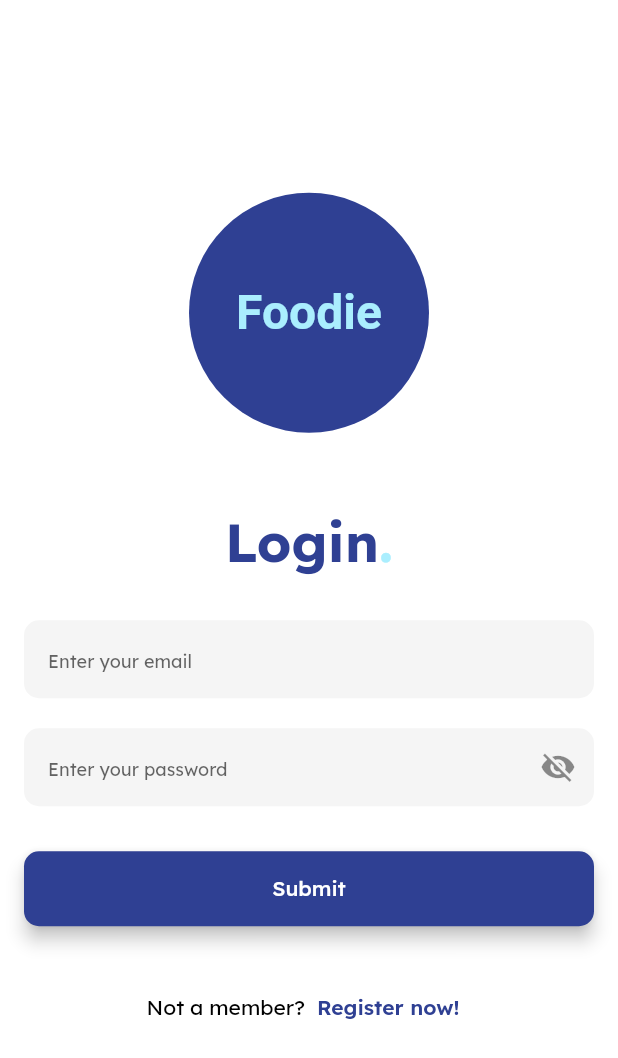
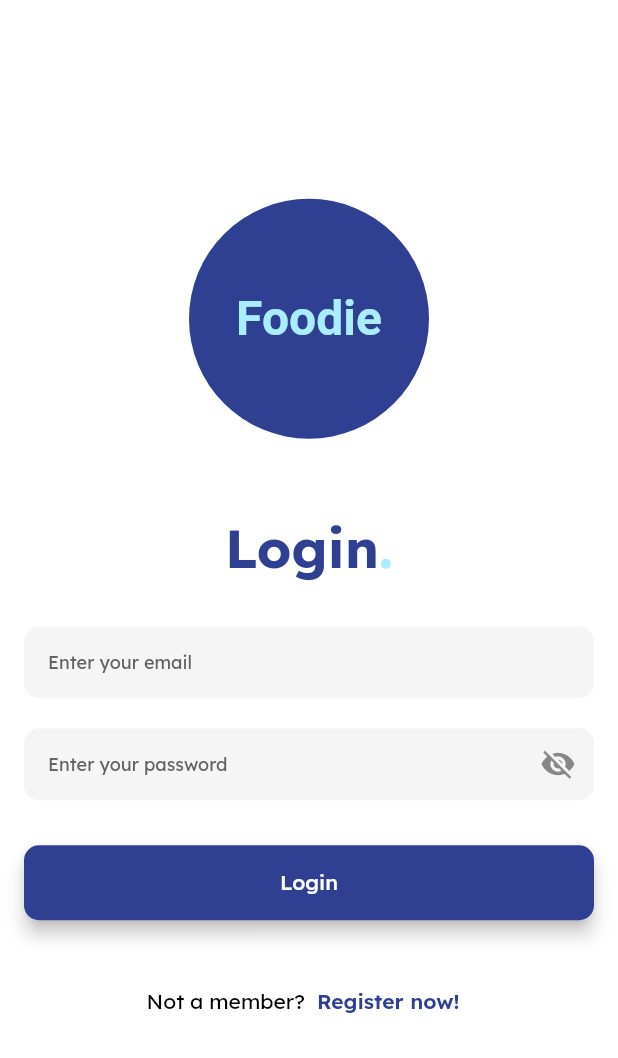
Before and after one commit to Naveenchand06/Food-App, a Flutter app: the screen it shows after launch, on a phone screen of 412 x 824 dp. Shown: the top 1058 px of the screen. Run offline on Flutter 3.47's test engine with Material 2 defaults, Android fonts, the phone set to English and light mode, and no system bars; our stand-ins replace cloud_firestore, firebase_auth, firebase_core, google_fonts, hooks_riverpod; accounts and stored records are empty.

Commit message:
Authentication Part Done

```diff
--- a/lib/app/common/loading_provider.dart
+++ b/lib/app/common/providers/loading_provider.dart
@@ -3,6 +3,5 @@ import 'package:hooks_riverpod/hooks_riverpod.dart';
 
 final isLoadingProvider = Provider<bool>((ref) {
   final authState = ref.watch(authStateProvider);
-
   return authState.isLoading;
 });
--- /dev/null
+++ b/lib/app/dialogs/alert_dialog_model.dart
@@ -0,0 +1,36 @@
+import 'package:flutter/cupertino.dart';
+import 'package:flutter/material.dart';
+
+@immutable
+class AlertDialogModel<T> {
+  final String title;
+  final String message;
+  final Map<String, T> buttons;
+
+  const AlertDialogModel({
+    required this.title,
+    required this.message,
+    required this.buttons,
+  });
+}
+
+extension Present<T> on AlertDialogModel<T> {
+  Future<T?> present(BuildContext context) {
+    return showDialog(
+      context: context,
+      builder: (context) {
+        return CupertinoAlertDialog(
+          title: Text(title),
+          content: Text(message),
+          actions: buttons.entries.map((entry) {
+            return TextButton(
+                onPressed: () {
+                  Navigator.of(context).pop(entry.value);
+                },
+                child: Text(entry.key));
+          }).toList(),
+        );
+      },
+    );
+  }
+}
--- /dev/null
+++ b/lib/app/dialogs/login_failure_dialog.dart
@@ -0,0 +1,15 @@
+import 'package:flutter/foundation.dart';
+import 'package:food_app_ui/app/dialogs/alert_dialog_model.dart';
+import 'package:food_app_ui/utils/contants/strings.dart';
+
+@immutable
+class LoginFailureDialog extends AlertDialogModel<bool> {
+  const LoginFailureDialog()
+      : super(
+          title: 'Error',
+          message: 'Invalid Credentials',
+          buttons: const {
+            Strings.ok: false,
+          },
+        );
+}
--- a/lib/app/features/authentication/network/user_info_storage.dart
+++ b/lib/app/features/authentication/network/user_info_storage.dart
@@ -35,7 +35,7 @@ class UserInfoStorage {
         email: email,
       );
 
-      print('payload is -> $payload');
+      debugPrint('payload is -> $payload');
 
       await FirebaseFirestore.instance
           .collection(FirebaseCollectionName.users)
--- /dev/null
+++ b/lib/app/features/authentication/views/auth_wrapper.dart
@@ -0,0 +1,27 @@
+import 'package:flutter/material.dart';
+import 'package:food_app_ui/app/features/authentication/views/login_screen.dart';
+import 'package:food_app_ui/app/features/authentication/views/register_screen.dart';
+
+class AuthWrapper extends StatefulWidget {
+  const AuthWrapper({super.key});
+
+  @override
+  State<AuthWrapper> createState() => _AuthWrapperState();
+}
+
+class _AuthWrapperState extends State<AuthWrapper> {
+  bool showSignIn = true;
+  void toggleView() {
+    //print(showSignIn.toString());
+    setState(() => showSignIn = !showSignIn);
+  }
+
+  @override
+  Widget build(BuildContext context) {
+    if (showSignIn) {
+      return LoginScreen(toggleView: toggleView);
+    } else {
+      return RegisterScreen(toggleView: toggleView);
+    }
+  }
+}
--- a/lib/app/features/authentication/views/login_screen.dart
+++ b/lib/app/features/authentication/views/login_screen.dart
@@ -1,30 +1,41 @@
 import 'package:flutter/material.dart';
-import 'package:food_app_ui/app/features/authentication/views/register_screen.dart';
+import 'package:food_app_ui/app/dialogs/alert_dialog_model.dart';
+import 'package:food_app_ui/app/dialogs/login_failure_dialog.dart';
+import 'package:food_app_ui/app/features/authentication/repo/notifiers/auth_state_notifier.dart';
 import 'package:food_app_ui/components/widgets/common_button.dart';
 import 'package:food_app_ui/components/widgets/common_text_field.dart';
 import 'package:food_app_ui/utils/app_colors.dart';
+import 'package:hooks_riverpod/hooks_riverpod.dart';
 
-class LoginScreen extends StatelessWidget {
-  const LoginScreen(
-      {super.key,
-      required this.emailController,
-      required this.passwordController});
+class LoginScreen extends ConsumerStatefulWidget {
+  const LoginScreen({
+    super.key,
+    required this.toggleView,
+  });
 
-  final TextEditingController emailController;
-  final TextEditingController passwordController;
+  final Function toggleView;
+
+  @override
+  ConsumerState<LoginScreen> createState() => _LoginScreenState();
+}
+
+class _LoginScreenState extends ConsumerState<LoginScreen> {
+  final TextEditingController emailController = TextEditingController();
+
+  final TextEditingController passwordController = TextEditingController();
+
+  final loginformkey = GlobalKey<FormState>();
 
   @override
   Widget build(BuildContext context) {
-    return SafeArea(
-      child: Scaffold(
+    return Scaffold(
       backgroundColor: Colors.white,
-        body: GestureDetector(
-          onTap: () => FocusScope.of(context).unfocus(),
-          child: Padding(
-            padding:
-                const EdgeInsets.symmetric(horizontal: 16.0, vertical: 16.0),
+      body: Padding(
+        padding: const EdgeInsets.symmetric(horizontal: 16.0, vertical: 16.0),
         child: Center(
           child: SingleChildScrollView(
+            child: Form(
+              key: loginformkey,
               child: Column(
                 mainAxisAlignment: MainAxisAlignment.center,
                 crossAxisAlignment: CrossAxisAlignment.center,
@@ -65,18 +76,42 @@ class LoginScreen extends StatelessWidget {
                   CommonTextField(
                     hintText: 'Enter your email',
                     fieldController: emailController,
+                    validate: (val) {
+                      if ((val!.isEmpty) ||
+                          !(val.contains('@') && val.contains('.'))) {
+                        return 'Enter a valid email';
+                      }
+                      return null;
+                    },
                   ),
                   const SizedBox(height: 20.0),
                   CommonTextField(
                     hintText: 'Enter your password',
                     fieldController: passwordController,
                     isPassword: true,
+                    validate: (val) {
+                      if ((val!.isEmpty)) {
+                        return 'Password so=hould nort be empty';
+                      } else if (val.length <= 5) {
+                        return 'Enter a strong password';
+                      }
+                      return null;
+                    },
                   ),
                   const SizedBox(height: 30.0),
                   CommonButton(
-                      buttonTitle: 'Submit',
-                      onPress: () {},
-                    ),
+                      buttonTitle: 'Login',
+                      onPress: () async {
+                        if (loginformkey.currentState!.validate()) {
+                          final bool res = await ref
+                              .read(authStateProvider.notifier)
+                              .login(emailController.text.trim(),
+                                  passwordController.text.trim());
+                          if (res == false && mounted) {
+                            await displayErrorDialog(context);
+                          }
+                        }
+                      }),
                   const SizedBox(height: 30.0),
                   Row(
                     mainAxisAlignment: MainAxisAlignment.center,
@@ -88,17 +123,7 @@ class LoginScreen extends StatelessWidget {
                         ),
                       ),
                       TextButton(
-                          onPressed: () {
-                            Navigator.pushReplacement(
-                              context,
-                              MaterialPageRoute(
-                                builder: (context) => RegisterScreen(
-                                  emailController: emailController,
-                                  passwordController: passwordController,
-                                ),
-                              ),
-                            );
-                          },
+                        onPressed: () => widget.toggleView(),
                         child: const Text(
                           'Register now!',
                           style: TextStyle(
@@ -115,7 +140,10 @@ class LoginScreen extends StatelessWidget {
           ),
         ),
       ),
-      ),
     );
   }
+
+  Future<void> displayErrorDialog(BuildContext context) {
+    return const LoginFailureDialog().present(context);
   }
+}
--- a/lib/components/widgets/common_text_field.dart
+++ b/lib/components/widgets/common_text_field.dart
@@ -45,12 +45,14 @@ class _CommonTextFieldState extends State<CommonTextField> {
       keyboardType: widget.keyboardType,
       textInputAction: widget.fieldAction,
       obscureText: widget.isPassword ? showPassword : false,
+      style: const TextStyle(fontSize: 12.0, color: Colors.black),
       decoration: InputDecoration(
         filled: true,
         fillColor: Colors.grey.shade100,
         hintText: widget.hintText,
-        hintStyle: const TextStyle(
+        hintStyle: TextStyle(
           fontSize: 12.0,
+          color: Colors.grey.shade700,
         ),
         suffixIcon: widget.isPassword
             ? IconButton(
--- a/lib/main.dart
+++ b/lib/main.dart
@@ -1,7 +1,8 @@
 import 'package:firebase_core/firebase_core.dart';
 import 'package:flutter/material.dart';
-import 'package:food_app_ui/app/features/authentication/views/login_screen.dart';
+import 'package:food_app_ui/app/app.dart';
 import 'package:google_fonts/google_fonts.dart';
+import 'package:hooks_riverpod/hooks_riverpod.dart';
 import 'firebase_options.dart';
 
 void main() async {
@@ -9,7 +10,7 @@ void main() async {
   await Firebase.initializeApp(
     options: DefaultFirebaseOptions.currentPlatform,
   );
-  runApp(const MyApp());
+  runApp(const ProviderScope(child: MyApp()));
 }
 
 class MyApp extends StatelessWidget {
@@ -23,10 +24,7 @@ class MyApp extends StatelessWidget {
       theme: ThemeData(
         textTheme: GoogleFonts.lexendTextTheme(),
       ),
-      home: LoginScreen(
-        emailController: TextEditingController(),
-        passwordController: TextEditingController(),
-      ),
+      home: const App(),
     );
   }
 }
--- a/lib/utils/contants/strings.dart
+++ b/lib/utils/contants/strings.dart
@@ -50,6 +50,7 @@ class Strings {
   static const person = 'person';
   static const people = 'people';
   static const likedThis = 'liked this';
+  static const ok = 'OK';
 
   static const delete = 'Delete';
   static const areYouSureYouWantToDeleteThis =
```
Also changed, not shown: lib/app/app.dart (+10 -36 lines), lib/app/features/authentication/network/authenticator.dart (+11 -0 lines), lib/app/features/authentication/repo/notifiers/auth_state_notifier.dart (+25 -1 lines), lib/app/features/authentication/views/register_screen.dart (+58 -30 lines), lib/app/features/home/views/home_screen.dart (+11 -2 lines), lib/utils/extensions/dismiss_keyboard.dart (+4 -4 lines). Lines whose indentation alone changed are shown as unchanged.
